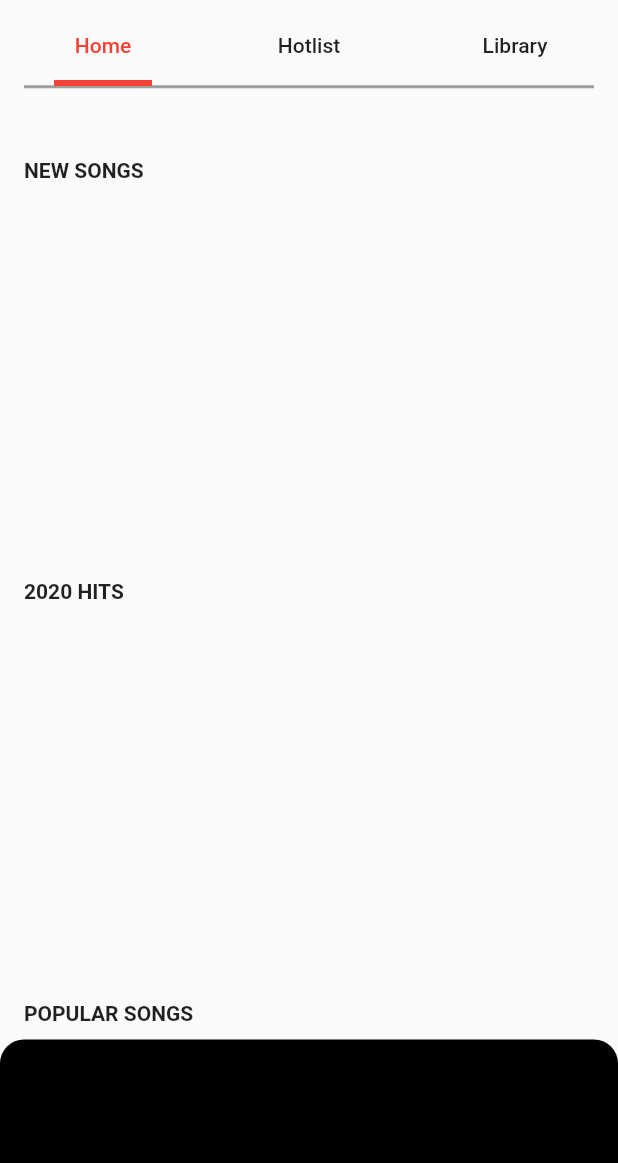
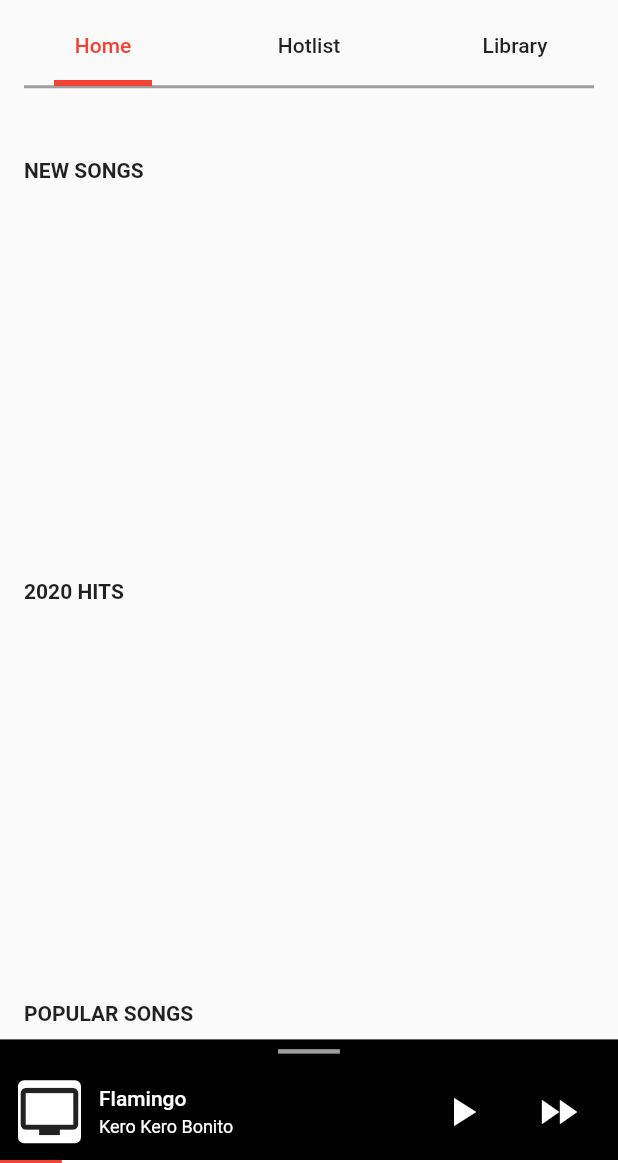
Before and after one commit to AmniX/youtube-music, a Flutter app: the screen it shows after launch, on a phone screen of 412 x 824 dp, the part 73-1236 px from its top. Run offline on Flutter 3.47's test engine with Material 2 defaults, Android fonts, the phone set to English and light mode, and no system bars; our stand-ins replace bloc, dio, flutter_bloc; missing offline and left inert: dio_flutter_transformer, youtube_explode_dart.

Commit message:
SmallPlayer Coded

```diff
--- a/lib/ui/dashboard/dashboard.dart
+++ b/lib/ui/dashboard/dashboard.dart
@@ -3,7 +3,7 @@ import 'package:flutter/material.dart';
 import 'package:music/constants.dart';
 
 import 'package:flutter/services.dart';
-import 'package:music/widgets/draggable_bottom_sheet.dart';
+import 'package:music/ui/players/small_player.dart';
 import 'home/ui/home.dart';
 import 'hotlist/hotlist.dart';
 import 'library/library.dart';
@@ -12,13 +12,14 @@ class DashBoardScreen extends StatelessWidget {
   @override
   Widget build(BuildContext context) {
     final Function(String) _playSong = (item) {};
+    final _smallPlayerHeight = MediaQuery.of(context).size.height * 0.1;
     SystemChrome.setSystemUIOverlayStyle(
         SystemUiOverlayStyle(systemNavigationBarColor: Colors.black));
     return MaterialApp(
-      home: DraggableBottomSheet(
-        backgroundWidget: DefaultTabController(
+      home: DefaultTabController(
         length: 3,
         child: Scaffold(
+          bottomSheet: SmallPlayer(_smallPlayerHeight, null),
           appBar: AppBar(
             bottom: TabBar(
               labelColor: Colors.red,
@@ -95,39 +96,20 @@ class DashBoardScreen extends StatelessWidget {
                   thickness: 2,
                 ),
               ),
-                TabBarView(
+              Padding(
+                padding: EdgeInsets.only(bottom: _smallPlayerHeight),
+                child: TabBarView(
                   children: [
                     HomeView(_playSong),
                     HotListView(),
                     LibraryView(),
                   ],
+                ),
               )
             ],
           ),
         ),
       ),
-        previewChild: Container(
-          decoration: BoxDecoration(
-              color: Colors.black,
-              borderRadius: BorderRadius.only(
-                  topLeft: Radius.circular(16), topRight: Radius.circular(16))),
-          child: Column(
-            children: <Widget>[],
-          ),
-        ),
-        expandedChild: Container(
-          decoration: BoxDecoration(
-              color: Colors.grey,
-              borderRadius: BorderRadius.only(
-                  topLeft: Radius.circular(16), topRight: Radius.circular(16))),
-          child: Column(
-            children: <Widget>[],
-          ),
-        ),
-        minExtent: MediaQuery.of(context).size.height * 0.1,
-        maxExtent: MediaQuery.of(context).size.height * 0.88,
-        blurBackground: false,
-      ),
     );
   }
 }
--- /dev/null
+++ b/lib/ui/players/small_player.dart
@@ -0,0 +1,111 @@
+import 'package:youtube_explode_dart/youtube_explode_dart.dart' hide Container;
+import 'package:flutter/material.dart';
+
+class SmallPlayer extends StatefulWidget {
+  final double _height;
+  final Video _video;
+
+  SmallPlayer(this._height, this._video);
+
+  @override
+  _SmallPlayerState createState() => _SmallPlayerState();
+}
+
+class _SmallPlayerState extends State<SmallPlayer> {
+  var _progress = 0.1;
+
+  @override
+  Widget build(BuildContext context) {
+    return Container(
+      decoration: ShapeDecoration(
+        color: Colors.black,
+        shape: RoundedRectangleBorder(
+          borderRadius: BorderRadius.vertical(
+            top: Radius.circular(
+                0), // TODO: Corner Radius to be > 0 for Sexy Curves
+          ),
+        ),
+      ),
+      height: widget._height,
+      child: Column(
+        children: [
+          Divider(
+            color: Colors.grey,
+            thickness: 3,
+            indent: MediaQuery.of(context).size.width * 0.45,
+            endIndent: MediaQuery.of(context).size.width * 0.45,
+          ),
+          Expanded(
+            child: Padding(
+              padding: const EdgeInsets.only(right: 8, left: 8),
+              child: Row(
+                children: [
+                  Card(
+                    child: Icon(
+                      Icons.personal_video,
+                      size: 42,
+                    ),
+                  ),
+                  Expanded(
+                    child: Column(
+                      crossAxisAlignment: CrossAxisAlignment.start,
+                      mainAxisAlignment: MainAxisAlignment.center,
+                      children: [
+                        Padding(
+                          padding: const EdgeInsets.symmetric(
+                              horizontal: 8.0, vertical: 2.0),
+                          child: Text(
+                            "Flamingo",
+                            style: TextStyle(
+                                color: Colors.white,
+                                fontSize: 14,
+                                fontWeight: FontWeight.w500),
+                          ),
+                        ),
+                        Padding(
+                          padding: const EdgeInsets.symmetric(
+                              horizontal: 8.0, vertical: 2.0),
+                          child: Text(
+                            "Kero Kero Bonito",
+                            style: TextStyle(
+                                color: Colors.white,
+                                fontSize: 12,
+                                fontWeight: FontWeight.w400),
+                          ),
+                        )
+                      ],
+                    ),
+                  ),
+                  Padding(
+                    padding: EdgeInsets.symmetric(horizontal: 16),
+                    child: Icon(
+                      Icons.play_arrow,
+                      size: 32,
+                      color: Colors.white,
+                    ),
+                  ),
+                  Padding(
+                    padding: const EdgeInsets.symmetric(horizontal: 16),
+                    child: Icon(
+                      Icons.fast_forward,
+                      size: 32,
+                      color: Colors.white,
+                    ),
+                  )
+                ],
+              ),
+            ),
+          ),
+          SizedBox(
+            height: 2,
+            child: LinearProgressIndicator(
+              backgroundColor: Colors.white,
+              valueColor: AlwaysStoppedAnimation<Color>(Colors.red),
+              value: _progress,
+            ),
+          )
+        ],
+      ),
+    );
+  }
+}
```
Lines whose indentation alone changed are shown as unchanged.
